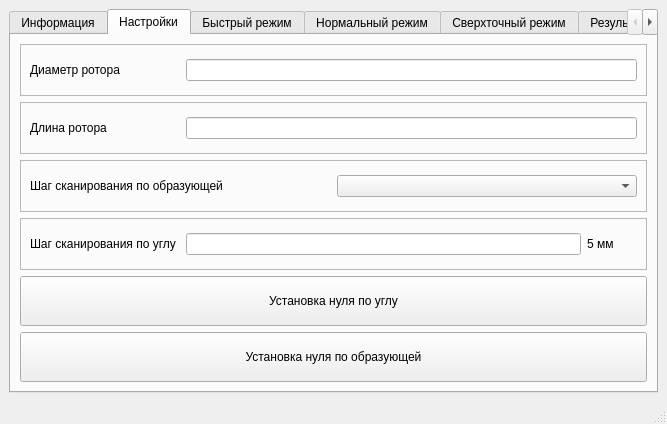
Above: rotor_ui.ui from BuslaySt/Rotor before the change. Below: the same form after it.
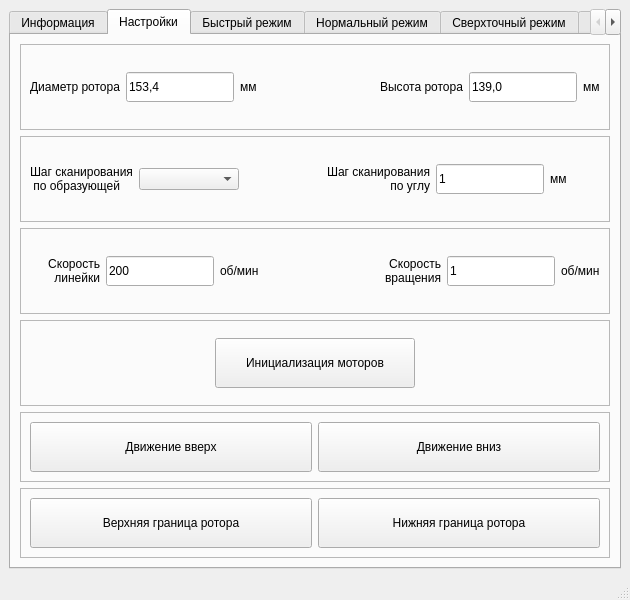
That is the form after the change. The open tabs and pages were chosen to show the change. Icons and pictures are not drawn.

The edit to the form file:
```diff
--- a/rotor_ui.ui
+++ b/rotor_ui.ui
@@ -6,10 +6,16 @@
    <rect>
     <x>0</x>
     <y>0</y>
-    <width>667</width>
-    <height>424</height>
+    <width>630</width>
+    <height>600</height>
    </rect>
   </property>
+  <property name="minimumSize">
+   <size>
+    <width>630</width>
+    <height>600</height>
+   </size>
+  </property>
   <property name="windowTitle">
    <string>Измерения ротора</string>
   </property>
@@ -20,7 +26,7 @@
   <widget class="QWidget" name="centralwidget">
    <property name="minimumSize">
     <size>
-     <width>350</width>
+     <width>0</width>
      <height>0</height>
     </size>
    </property>
@@ -196,17 +202,86 @@
             <widget class="QLabel" name="tab2_lbl1_RotorDiam">
              <property name="minimumSize">
               <size>
-               <width>150</width>
+               <width>0</width>
                <height>0</height>
               </size>
              </property>
              <property name="text">
               <string>Диаметр ротора</string>
              </property>
+             <property name="alignment">
+              <set>Qt::AlignRight|Qt::AlignTrailing|Qt::AlignVCenter</set>
+             </property>
             </widget>
            </item>
            <item>
-            <widget class="QLineEdit" name="tab2_lEd1_RotorDiam"/>
+            <widget class="QLineEdit" name="tab2_fr1_lEd1_RotorDiam">
+             <property name="minimumSize">
+              <size>
+               <width>50</width>
+               <height>30</height>
+              </size>
+             </property>
+             <property name="text">
+              <string>153,4</string>
+             </property>
+            </widget>
+           </item>
+           <item>
+            <widget class="QLabel" name="tab2_fr1_lbl1_mm">
+             <property name="text">
+              <string>мм</string>
+             </property>
+            </widget>
+           </item>
+           <item>
+            <spacer name="tab2_fr1_hSpacer1">
+             <property name="orientation">
+              <enum>Qt::Horizontal</enum>
+             </property>
+             <property name="sizeHint" stdset="0">
+              <size>
+               <width>40</width>
+               <height>20</height>
+              </size>
+             </property>
+            </spacer>
+           </item>
+           <item>
+            <widget class="QLabel" name="tab2_fr1_lbl2_RotorLen">
+             <property name="minimumSize">
+              <size>
+               <width>100</width>
+               <height>0</height>
+              </size>
+             </property>
+             <property name="text">
+              <string>Высота ротора</string>
+             </property>
+             <property name="alignment">
+              <set>Qt::AlignRight|Qt::AlignTrailing|Qt::AlignVCenter</set>
+             </property>
+            </widget>
+           </item>
+           <item>
+            <widget class="QLineEdit" name="tab2_fr1_lEd2_RotorLen">
+             <property name="minimumSize">
+              <size>
+               <width>50</width>
+               <height>30</height>
+              </size>
+             </property>
+             <property name="text">
+              <string>139,0</string>
+             </property>
+            </widget>
+           </item>
+           <item>
+            <widget class="QLabel" name="tab2_fr1_lbl2_mm">
+             <property name="text">
+              <string>мм</string>
+             </property>
+            </widget>
            </item>
           </layout>
          </widget>
@@ -219,44 +294,29 @@
           <property name="frameShadow">
            <enum>QFrame::Raised</enum>
           </property>
-          <layout class="QHBoxLayout" name="horizontalLayout_8">
-           <item>
-            <widget class="QLabel" name="tab2_lbl2_RotorLen">
-             <property name="minimumSize">
-              <size>
-               <width>150</width>
-               <height>0</height>
-              </size>
-             </property>
-             <property name="text">
-              <string>Длина ротора</string>
-             </property>
-            </widget>
-           </item>
-           <item>
-            <widget class="QLineEdit" name="tab2_lEd2_RotorLen"/>
-           </item>
-          </layout>
-         </widget>
-        </item>
-        <item>
-         <widget class="QFrame" name="tab2_frame3">
-          <property name="frameShape">
-           <enum>QFrame::StyledPanel</enum>
-          </property>
-          <property name="frameShadow">
-           <enum>QFrame::Raised</enum>
-          </property>
           <layout class="QHBoxLayout" name="horizontalLayout_9">
            <item>
-            <widget class="QLabel" name="tab2_lbl3_ScanStepGeneratrix">
+            <widget class="QLabel" name="tab2_fr2_lbl3_ScanStepGeneratrix">
+             <property name="minimumSize">
+              <size>
+               <width>100</width>
+               <height>0</height>
+              </size>
+             </property>
              <property name="text">
-              <string>Шаг сканирования по образующей</string>
+              <string>Шаг сканирования
+ по образующей</string>
              </property>
             </widget>
            </item>
            <item>
-            <widget class="QComboBox" name="tab2_cBox_ScanStepGeneratrix">
+            <widget class="QComboBox" name="tab2_fr2_cBox_ScanStepGeneratrix">
+             <property name="minimumSize">
+              <size>
+               <width>100</width>
+               <height>0</height>
+              </size>
+             </property>
              <property name="currentText">
               <string notr="true"/>
              </property>
@@ -265,36 +325,51 @@
              </property>
             </widget>
            </item>
-          </layout>
-         </widget>
-        </item>
-        <item>
-         <widget class="QFrame" name="tab2_frame4">
-          <property name="frameShape">
-           <enum>QFrame::StyledPanel</enum>
-          </property>
-          <property name="frameShadow">
-           <enum>QFrame::Raised</enum>
-          </property>
-          <layout class="QHBoxLayout" name="horizontalLayout_10">
            <item>
-            <widget class="QLabel" name="tab2_lbl4_ScanStepAngle">
+            <spacer name="tab2_fr2_hSpacer4">
+             <property name="orientation">
+              <enum>Qt::Horizontal</enum>
+             </property>
+             <property name="sizeHint" stdset="0">
+              <size>
+               <width>40</width>
+               <height>20</height>
+              </size>
+             </property>
+            </spacer>
+           </item>
+           <item>
+            <widget class="QLabel" name="tab2_fr2_lbl4_ScanStepAngle">
              <property name="minimumSize">
               <size>
-               <width>150</width>
+               <width>100</width>
                <height>0</height>
               </size>
              </property>
              <property name="text">
-              <string>Шаг сканирования по углу</string>
+              <string>Шаг сканирования
+ по углу</string>
              </property>
+             <property name="alignment">
+              <set>Qt::AlignRight|Qt::AlignTrailing|Qt::AlignVCenter</set>
+             </property>
             </widget>
            </item>
            <item>
-            <widget class="QLineEdit" name="tab2_lEd3_ScanStepAngle"/>
+            <widget class="QLineEdit" name="tab2_fr2_lEd3_ScanStepAngle">
+             <property name="minimumSize">
+              <size>
+               <width>50</width>
+               <height>30</height>
+              </size>
+             </property>
+             <property name="text">
+              <string>1</string>
+             </property>
+            </widget>
            </item>
            <item>
-            <widget class="QLabel" name="tab2_lbl5_ScanStepMM">
+            <widget class="QLabel" name="tab2_fr2_lbl5_mm">
              <property name="minimumSize">
               <size>
                <width>50</width>
@@ -302,7 +377,7 @@
               </size>
              </property>
              <property name="text">
-              <string>5 мм</string>
+              <string>мм</string>
              </property>
              <property name="alignment">
               <set>Qt::AlignLeading|Qt::AlignLeft|Qt::AlignVCenter</set>
@@ -313,29 +388,261 @@
          </widget>
         </item>
         <item>
-         <widget class="QPushButton" name="tab2_pBtn_ZeroSetupAngle">
+         <widget class="QFrame" name="tab2_frame3">
+          <property name="frameShape">
+           <enum>QFrame::StyledPanel</enum>
+          </property>
+          <property name="frameShadow">
+           <enum>QFrame::Raised</enum>
+          </property>
+          <layout class="QHBoxLayout" name="horizontalLayout_10">
+           <item>
+            <widget class="QLabel" name="tab2_fr3_lbl1_LinearSpeed">
+             <property name="minimumSize">
+              <size>
+               <width>70</width>
+               <height>0</height>
+              </size>
+             </property>
+             <property name="text">
+              <string>Скорость
+ линейки</string>
+             </property>
+             <property name="alignment">
+              <set>Qt::AlignRight|Qt::AlignTrailing|Qt::AlignVCenter</set>
+             </property>
+            </widget>
+           </item>
+           <item>
+            <widget class="QLineEdit" name="tab2_fr3_lEd_LinearSpeed">
+             <property name="minimumSize">
+              <size>
+               <width>50</width>
+               <height>30</height>
+              </size>
+             </property>
+             <property name="text">
+              <string>200</string>
+             </property>
+            </widget>
+           </item>
+           <item>
+            <widget class="QLabel" name="tab2_fr3_lbl2">
+             <property name="text">
+              <string>об/мин</string>
+             </property>
+            </widget>
+           </item>
+           <item>
+            <spacer name="tab2_fr3_hSpacer">
+             <property name="orientation">
+              <enum>Qt::Horizontal</enum>
+             </property>
+             <property name="sizeHint" stdset="0">
+              <size>
+               <width>40</width>
+               <height>20</height>
+              </size>
+             </property>
+            </spacer>
+           </item>
+           <item>
+            <widget class="QLabel" name="tab2_fr3_lbl3_RotorSpeed">
+             <property name="minimumSize">
+              <size>
+               <width>70</width>
+               <height>0</height>
+              </size>
+             </property>
+             <property name="text">
+              <string>Скорость
+ вращения</string>
+             </property>
+             <property name="alignment">
+              <set>Qt::AlignRight|Qt::AlignTrailing|Qt::AlignVCenter</set>
+             </property>
+            </widget>
+           </item>
+           <item>
+            <widget class="QLineEdit" name="tab2_fr3_lEd_RotorSpeed">
+             <property name="minimumSize">
+              <size>
+               <width>50</width>
+               <height>30</height>
+              </size>
+             </property>
+             <property name="text">
+              <string>1</string>
+             </property>
+            </widget>
+           </item>
+           <item>
+            <widget class="QLabel" name="tab2_fr3_lbl4">
+             <property name="text">
+              <string>об/мин</string>
+             </property>
+            </widget>
+           </item>
+          </layout>
+         </widget>
+        </item>
+        <item>
+         <widget class="QFrame" name="tab2_frame5_Init">
+          <property name="frameShape">
+           <enum>QFrame::StyledPanel</enum>
+          </property>
+          <property name="frameShadow">
+           <enum>QFrame::Raised</enum>
+          </property>
+          <layout class="QHBoxLayout" name="horizontalLayout_13">
+           <item>
+            <spacer name="horizontalSpacer">
+             <property name="orientation">
+              <enum>Qt::Horizontal</enum>
+             </property>
+             <property name="sizeHint" stdset="0">
+              <size>
+               <width>40</width>
+               <height>20</height>
+              </size>
+             </property>
+            </spacer>
+           </item>
+           <item>
+            <widget class="QPushButton" name="tab2_fr5_pBtn_Init">
+             <property name="minimumSize">
+              <size>
+               <width>200</width>
+               <height>50</height>
+              </size>
+             </property>
+             <property name="text">
+              <string>Инициализация моторов</string>
+             </property>
+            </widget>
+           </item>
+           <item>
+            <spacer name="tab2_fr5_hSpace2">
+             <property name="orientation">
+              <enum>Qt::Horizontal</enum>
+             </property>
+             <property name="sizeHint" stdset="0">
+              <size>
+               <width>40</width>
+               <height>20</height>
+              </size>
+             </property>
+            </spacer>
+           </item>
+          </layout>
+         </widget>
+        </item>
+        <item>
+         <widget class="QFrame" name="tab2_frame6_move">
           <property name="minimumSize">
            <size>
             <width>0</width>
-            <height>50</height>
+            <height>70</height>
            </size>
           </property>
-          <property name="text">
-           <string>Установка нуля по углу</string>
+          <property name="maximumSize">
+           <size>
+            <width>16777215</width>
+            <height>70</height>
+           </size>
           </property>
+          <property name="frameShape">
+           <enum>QFrame::StyledPanel</enum>
+          </property>
+          <property name="frameShadow">
+           <enum>QFrame::Raised</enum>
+          </property>
+          <layout class="QHBoxLayout" name="horizontalLayout_11">
+           <item>
+            <widget class="QPushButton" name="tab2_fr6_pBtn1_MoveUp">
+             <property name="minimumSize">
+              <size>
+               <width>0</width>
+               <height>50</height>
+              </size>
+             </property>
+             <property name="text">
+              <string>Движение вверх</string>
+             </property>
+             <property name="icon">
+              <iconset>
+               <normaloff>arrow_up.png</normaloff>arrow_up.png</iconset>
+             </property>
+            </widget>
+           </item>
+           <item>
+            <widget class="QPushButton" name="tab2_fr6_pBtn2_MoveDown">
+             <property name="minimumSize">
+              <size>
+               <width>0</width>
+               <height>50</height>
+              </size>
+             </property>
+             <property name="text">
+              <string>Движение вниз</string>
+             </property>
+             <property name="icon">
+              <iconset>
+               <normaloff>arrow_down.png</normaloff>arrow_down.png</iconset>
+             </property>
+            </widget>
+           </item>
+          </layout>
          </widget>
         </item>
         <item>
-         <widget class="QPushButton" name="tab2_pBtn_ZeroSetupGeneratrix">
+         <widget class="QFrame" name="tab2_frame7_Limits">
           <property name="minimumSize">
            <size>
             <width>0</width>
-            <height>50</height>
+            <height>70</height>
            </size>
           </property>
-          <property name="text">
-           <string>Установка нуля по образующей</string>
+          <property name="maximumSize">
+           <size>
+            <width>16777215</width>
+            <height>70</height>
+           </size>
           </property>
+          <property name="frameShape">
+           <enum>QFrame::StyledPanel</enum>
+          </property>
+          <property name="frameShadow">
+           <enum>QFrame::Raised</enum>
+          </property>
+          <layout class="QHBoxLayout" name="horizontalLayout_12">
+           <item>
+            <widget class="QPushButton" name="tab2_fr7_pBtn1_UpperLimit">
+             <property name="minimumSize">
+              <size>
+               <width>0</width>
+               <height>50</height>
+              </size>
+             </property>
+             <property name="text">
+              <string>Верхняя граница ротора</string>
+             </property>
+            </widget>
+           </item>
+           <item>
+            <widget class="QPushButton" name="tab2_fr7_pBtn2_LowerLimit">
+             <property name="minimumSize">
+              <size>
+               <width>0</width>
+               <height>50</height>
+              </size>
+             </property>
+             <property name="text">
+              <string>Нижняя граница ротора</string>
+             </property>
+            </widget>
+           </item>
+          </layout>
          </widget>
         </item>
        </layout>
```
Left out of the diff: 25 changed lines with no effect on the pictures.
